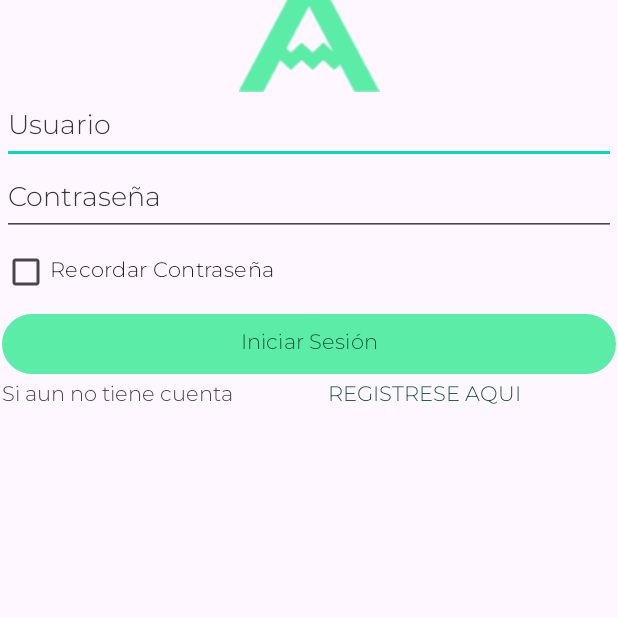
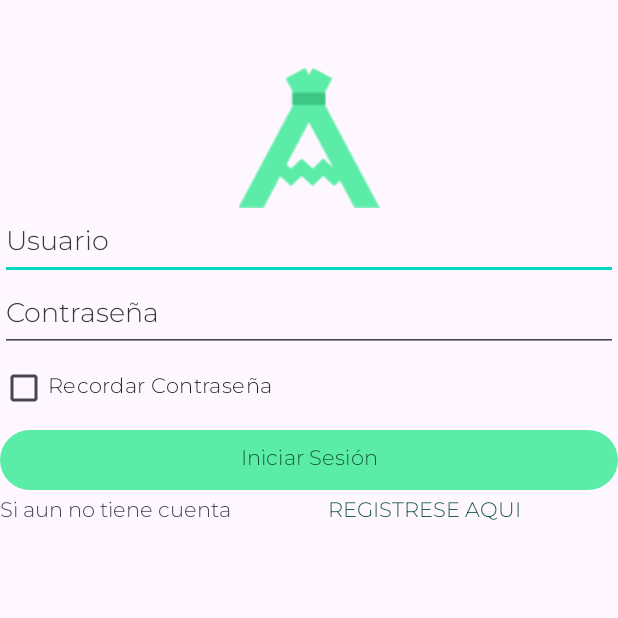
Before and after one commit to jhhonr144/Atanke, an Android app: the Login screen opened directly, with no data from a screen before it, on a phone screen of 412 x 824 dp, the top half of it. Run offline under Robolectric (Android 15) with nearby library versions, the phone set to English and light mode, and no system bars.

Commit message:
actualizacion de vistas en traducir palabra

```diff
--- a/app/src/main/res/layout/login_activity.xml
+++ b/app/src/main/res/layout/login_activity.xml
@@ -1,5 +1,5 @@
 <?xml version="1.0" encoding="utf-8"?>
-<androidx.constraintlayout.widget.ConstraintLayout xmlns:android="http://schemas.android.com/apk/res/android"
+<ScrollView xmlns:android="http://schemas.android.com/apk/res/android"
     xmlns:app="http://schemas.android.com/apk/res-auto"
     xmlns:tools="http://schemas.android.com/tools"
     android:layout_width="match_parent"
@@ -7,17 +7,11 @@
     tools:context=".ui.login.Login">
 
     <LinearLayout
-        android:layout_width="409dp"
-        android:layout_height="889dp"
-        android:layout_marginStart="1dp"
-        android:layout_marginTop="1dp"
-        android:layout_marginEnd="1dp"
-        android:layout_marginBottom="1dp"
-        android:orientation="vertical"
-        app:layout_constraintBottom_toBottomOf="parent"
-        app:layout_constraintEnd_toEndOf="parent"
-        app:layout_constraintStart_toStartOf="parent"
-        app:layout_constraintTop_toTopOf="parent">
+        android:layout_width="match_parent"
+        android:layout_height="wrap_content"
+        android:gravity="center_horizontal"
+        android:paddingTop="5sp"
+        android:orientation="vertical">
 
         <ImageView
             android:id="@+id/imageView"
@@ -25,7 +19,8 @@
             android:layout_height="wrap_content"
             android:contentDescription="@string/logo"
             app:srcCompat="@drawable/atanke"
-            tools:ignore="ImageContrastCheck" />
+            tools:ignore="ImageContrastCheck"
+            android:layout_marginTop="@dimen/dp_spacing_xxLarge"/>
 
         <EditText
             android:id="@+id/edtCorreo"
@@ -82,4 +77,4 @@
                 android:textColor="@color/teal_700" />
         </LinearLayout>
     </LinearLayout>
-</androidx.constraintlayout.widget.ConstraintLayout>
+</ScrollView>
--- a/app/src/main/res/values/dimens.xml
+++ b/app/src/main/res/values/dimens.xml
@@ -2,4 +2,5 @@
     <!-- Default screen margins, per the Android Design guidelines. -->
     <dimen name="activity_horizontal_margin">16dp</dimen>
     <dimen name="activity_vertical_margin">16dp</dimen>
+    <dimen name="dp_spacing_xxLarge">40.00dp</dimen>
 </resources>
```
